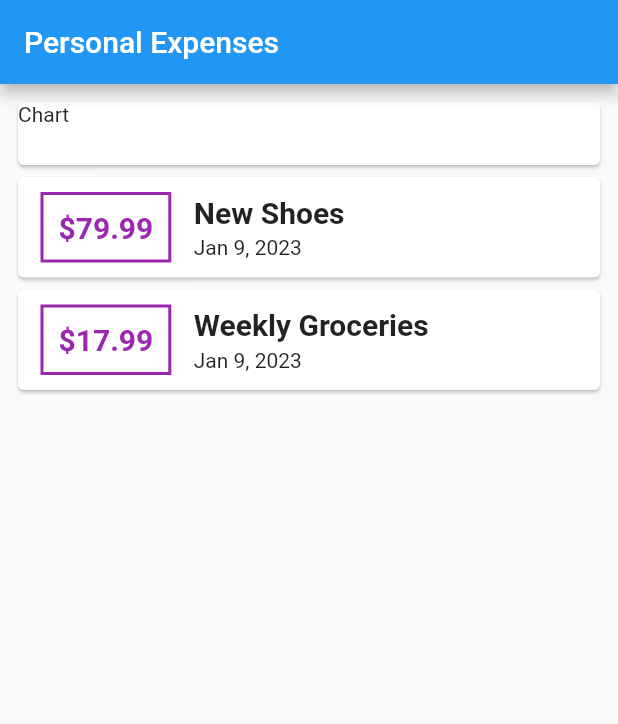
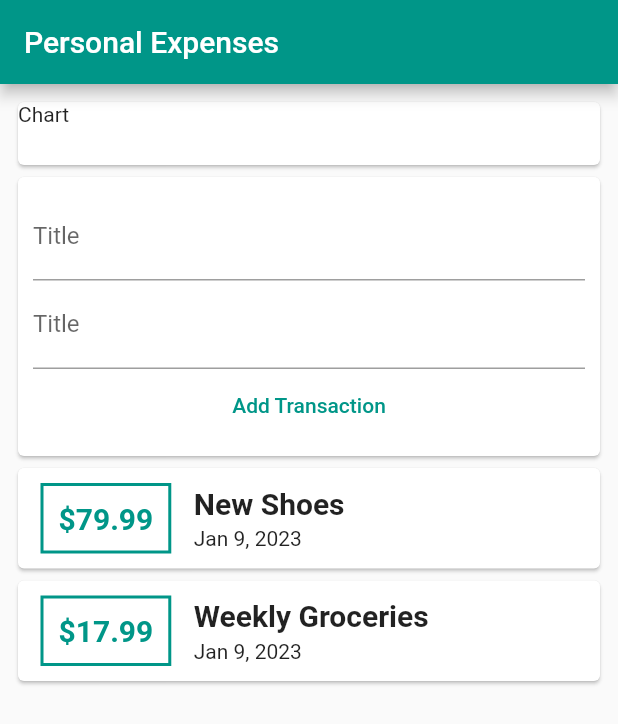
Before and after one commit to PrinceNarteh/personal_expenses, a Flutter app: the screen it shows after launch, on a phone screen of 412 x 824 dp. Shown: the top 724 px of the screen. Run offline on Flutter 3.47's test engine with Material 2 defaults, Android fonts, the phone set to English and light mode, and no system bars.

Commit message:
add input fields

```diff
--- a/lib/home.dart
+++ b/lib/home.dart
@@ -4,6 +4,8 @@ import 'package:personal_expenses/models/transaction.dart';
 
 class HomeScreen extends StatelessWidget {
   HomeScreen({super.key});
+  final titleController = TextEditingController();
+  final amountController = TextEditingController();
 
   final List<Transaction> transactions = [
     Transaction(
@@ -37,6 +39,30 @@ class HomeScreen extends StatelessWidget {
                 child: Text("Chart"),
               ),
             ),
+            Card(
+              child: Container(
+                padding: const EdgeInsets.all(10),
+                child: Column(
+                  children: [
+                    TextField(
+                      decoration: const InputDecoration(labelText: "Title"),
+                      controller: titleController,
+                    ),
+                    TextField(
+                      decoration: const InputDecoration(labelText: "Title"),
+                      controller: amountController,
+                    ),
+                    TextButton(
+                      onPressed: () {
+                        print(titleController);
+                        print(amountController);
+                      },
+                      child: const Text("Add Transaction"),
+                    )
+                  ],
+                ),
+              ),
+            ),
             Column(
                 children: transactions.map((transaction) {
               return Card(
@@ -47,14 +73,14 @@ class HomeScreen extends StatelessWidget {
                       horizontal: 15,
                     ),
                     decoration: BoxDecoration(
-                      border: Border.all(color: Colors.purple, width: 2),
+                      border: Border.all(color: Colors.teal, width: 2),
                     ),
                     padding: const EdgeInsets.all(10),
                     child: Text(
                       '\$${transaction.amount}',
                       style: const TextStyle(
                           fontWeight: FontWeight.bold,
-                          color: Colors.purple,
+                          color: Colors.teal,
                           fontSize: 20),
                     ),
                   ),
--- a/lib/main.dart
+++ b/lib/main.dart
@@ -12,6 +12,7 @@ class MyApp extends StatelessWidget {
   Widget build(BuildContext context) {
     return MaterialApp(
       home: HomeScreen(),
+      theme: ThemeData(primarySwatch: Colors.teal),
     );
   }
 }
```
